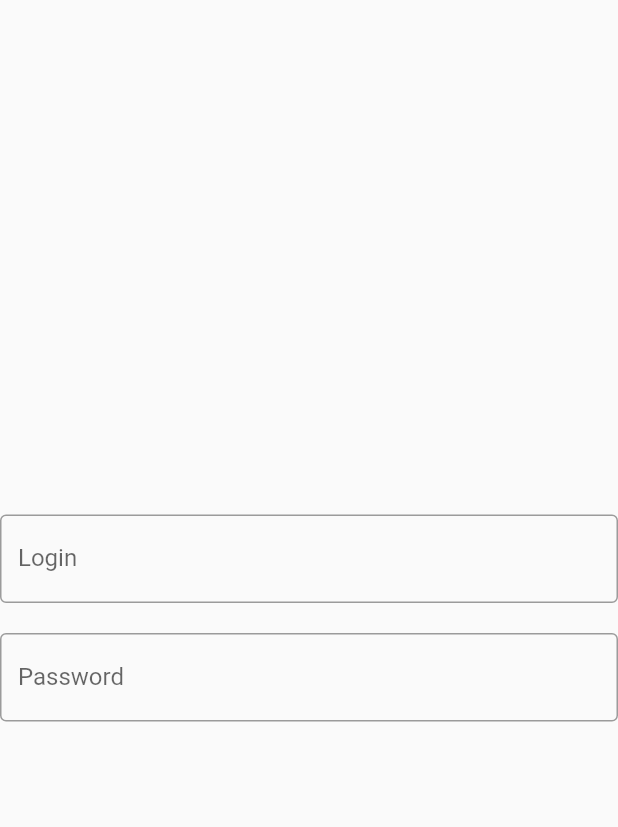
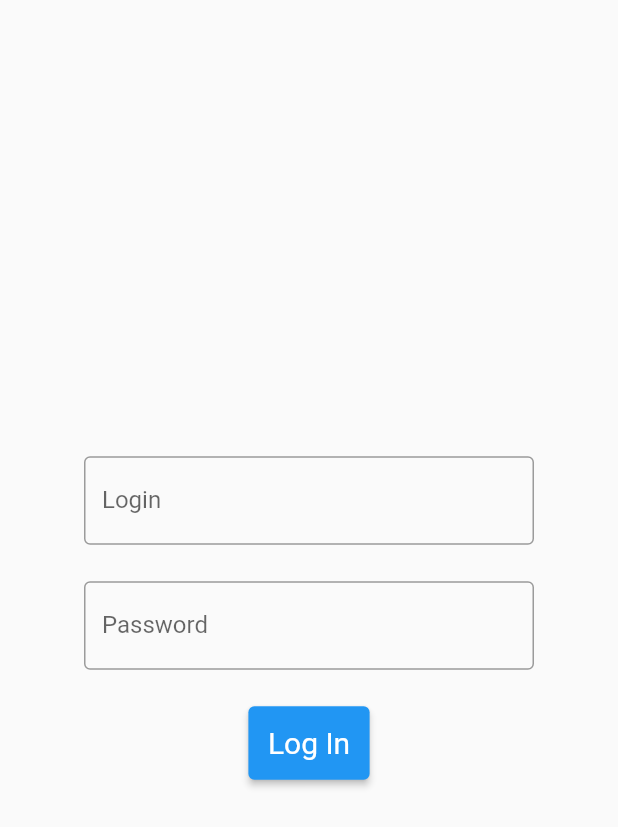
Before and after one commit to Fasteel/muscuapp, a Flutter app: the screen it shows after launch, on a phone screen of 412 x 824 dp. Shown: the top 827 px of the screen. Run offline on Flutter 3.47's test engine with Material 2 defaults, Android fonts, the phone set to English and light mode, and no system bars.

Commit message:
:lipstick: form ok

```diff
--- a/frontend/lib/main.dart
+++ b/frontend/lib/main.dart
@@ -28,6 +28,9 @@ class Login extends StatefulWidget {
 
 class _LoginState extends State<Login> {
   final _formKey = GlobalKey<FormState>();
+  final ButtonStyle tyle = ElevatedButton.styleFrom(
+      textStyle: const TextStyle(fontSize: 20),
+      padding: const EdgeInsets.all(13.0));
 
   @override
   Widget build(BuildContext context) {
@@ -35,24 +38,32 @@ class _LoginState extends State<Login> {
         body: Center(
             child: Form(
       key: _formKey,
-      child: Wrap(
-        runSpacing: 20.0,
-        children: const <Widget>[
-          TextField(
+      child: SizedBox(
+          height: 240,
+          width: 300,
+          child: Column(
+            mainAxisAlignment: MainAxisAlignment.spaceAround,
+            children: <Widget>[
+              const TextField(
                 decoration: InputDecoration(
                   border: OutlineInputBorder(),
                   labelText: 'Login',
                 ),
               ),
-          TextField(
+              const TextField(
                 obscureText: true,
                 decoration: InputDecoration(
                   border: OutlineInputBorder(),
                   labelText: 'Password',
                 ),
               ),
+              ElevatedButton(
+                style: tyle,
+                onPressed: () {},
+                child: const Text('Log In'),
+              ),
             ],
-      ),
+          )),
     )));
   }
 }
```
Lines whose indentation alone changed are shown as unchanged.
